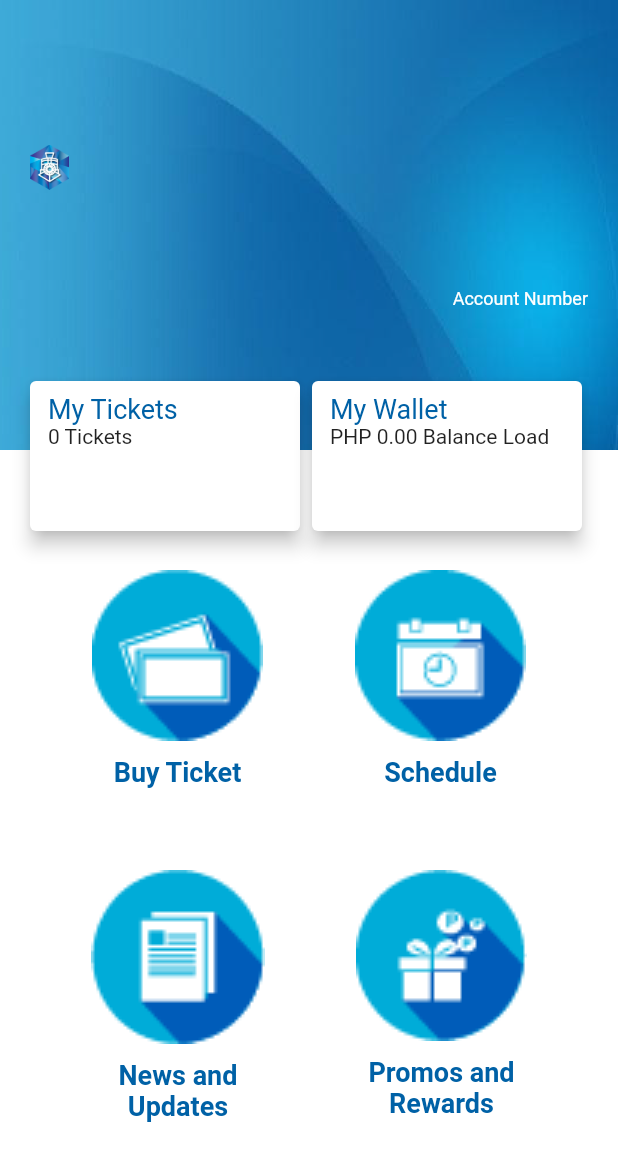
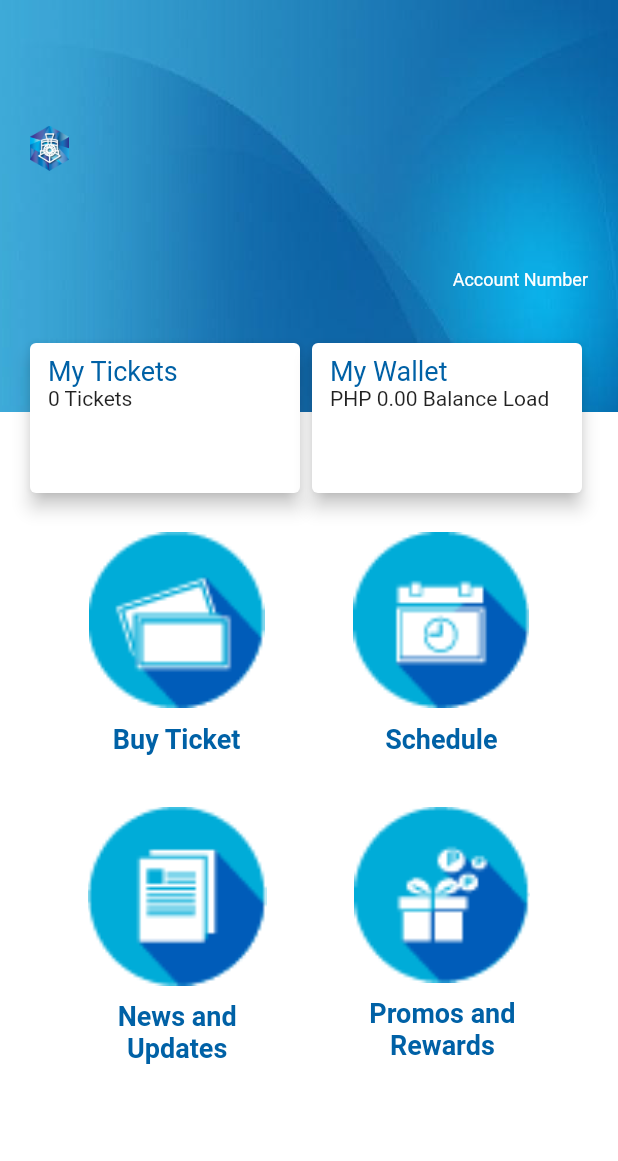
Before and after one commit to thirdfortuno/daambakal-mobile, a Flutter app: the HomePage screen opened by its route, on a phone screen of 412 x 824 dp. Shown: the top 1161 px of the screen. Run offline on Flutter 3.47's test engine with Material 2 defaults, Android fonts, the phone set to English and light mode, and no system bars; network calls fail.

Commit message:
should work on other resolutions now

```diff
--- a/lib/home_page.dart
+++ b/lib/home_page.dart
@@ -88,7 +88,7 @@ class _HomePageState extends State<HomePage>{
             children: <Widget>[
               Container(
                 margin: EdgeInsets.symmetric(horizontal: 20),
-                height: 300,
+                height: MediaQuery.of(context).size.height/3,
                 child: Column(
                   children: <Widget>[
                     Spacer(),
@@ -140,7 +140,7 @@ class _HomePageState extends State<HomePage>{
                 ),
               ),
               Container(
-                height: MediaQuery.of(context).size.height - 300,
+                height: 2*MediaQuery.of(context).size.height/3 ,
                 color: Colors.white,
                 child: Column(
                   children: <Widget>[
@@ -149,7 +149,7 @@ class _HomePageState extends State<HomePage>{
                       children: <Widget>[
                         Spacer(),
                         Container(
-                          height: 200,
+                          height: MediaQuery.of(context).size.height/4.5,
                           child: Column(
                             children: <Widget>[
                               InkWell(
@@ -157,7 +157,7 @@ class _HomePageState extends State<HomePage>{
                                   tag: 'buy_ticket',
                                   child: Image.asset(
                                     'assets/buy_ticket.png',
-                                    scale: .5,
+                                    scale: 200/MediaQuery.of(context).size.width,
                                   ),
                                 ),
                                 onTap: (){
@@ -178,13 +178,13 @@ class _HomePageState extends State<HomePage>{
                         ),
                         Spacer(),
                         Container(
-                          height: 200,
+                          height: MediaQuery.of(context).size.height/4.5,
                           child: Column(
                             children: <Widget>[
                               InkWell(
                                 child: Image.asset(
                                   'assets/schedule.png',
-                                  scale: .5,
+                                  scale: 200/MediaQuery.of(context).size.width,
                                 ),
                               ),
                               SizedBox(height: 10),
@@ -206,13 +206,13 @@ class _HomePageState extends State<HomePage>{
                       children: <Widget>[
                         Spacer(),
                         Container(
-                          height: 180,
+                          height: MediaQuery.of(context).size.height/4.5,
                           child: Column(
                             children: <Widget>[
                               InkWell(
                                 child: Image.asset(
                                   'assets/news_updates.png',
-                                  scale: .5,
+                                  scale: 200/MediaQuery.of(context).size.width,
                                 ),
                               ),
                               SizedBox(height: 10),
@@ -230,13 +230,13 @@ class _HomePageState extends State<HomePage>{
                         ),
                         Spacer(),
                         Container(
-                          height: 180,
+                          height: MediaQuery.of(context).size.height/4.5,
                           child: Column(
                             children: <Widget>[
                               InkWell(
                                 child: Image.asset(
                                   'assets/promos_rewards.png',
-                                  scale: .5,
+                                  scale: 200/MediaQuery.of(context).size.width,
                                 ),
                                 onTap: (){
                                   getUserInfo();
@@ -264,7 +264,7 @@ class _HomePageState extends State<HomePage>{
             ],
           ),
           Positioned(
-            top: 250,
+            top: MediaQuery.of(context).size.height/3 - 50,
             child: Container(
               margin: EdgeInsets.symmetric(horizontal: 16),
               child: Row(
--- a/lib/intro_page.dart
+++ b/lib/intro_page.dart
@@ -80,7 +80,7 @@ class IntroSection extends StatelessWidget{
             Row(
               children: orderDots(),
             ),
-            SizedBox(height: 70),
+            SizedBox(height: 20),
             order == orderMax ?
               Container(
                 child: Row(
--- a/lib/login_page.dart
+++ b/lib/login_page.dart
@@ -118,7 +118,7 @@ class _LoginState extends State<Login> {
           Column(
             children: <Widget>[
               Container(
-                height: 300,
+                height: MediaQuery.of(context).size.height/3,
                 child: Center(
                   child: Hero(
                     tag: 'logo',
@@ -130,7 +130,7 @@ class _LoginState extends State<Login> {
                 ),
               ),
               Container(
-                height: MediaQuery.of(context).size.height - 300,
+                height: MediaQuery.of(context).size.height/3 * 2,
                 padding: EdgeInsets.symmetric(horizontal: 16),
                 color: Colors.white,
                 child: ListView(
@@ -178,7 +178,7 @@ class _LoginState extends State<Login> {
             ],
           ),
           Positioned(
-            top: 275,
+            top: MediaQuery.of(context).size.height/3 - 25,
             child: Container(
               width: MediaQuery.of(context).size.width,
               child: Row(
--- a/lib/register_page.dart
+++ b/lib/register_page.dart
@@ -131,7 +131,7 @@ class _RegisterState extends State<Register> {
           Column(
             children: <Widget>[
               Container(
-                height: 300,
+                height: MediaQuery.of(context).size.height/3,
                 child: Center(
                   child: Hero(
                     tag: 'logo',
@@ -143,7 +143,7 @@ class _RegisterState extends State<Register> {
                 ),
               ),
               Container(
-                height: MediaQuery.of(context).size.height - 300,
+                height: 2*MediaQuery.of(context).size.height/3,
                 padding: EdgeInsets.symmetric(horizontal: 16),
                 color: Colors.white,
                 child: ListView(
@@ -203,7 +203,7 @@ class _RegisterState extends State<Register> {
             ],
           ),
           Positioned(
-            top: 275,
+            top: MediaQuery.of(context).size.height/3 - 25,
             child: Container(
               width: MediaQuery.of(context).size.width,
               child: Row(
```
Also changed, not shown: lib/buy_ticket_page.dart (+8 -5 lines).
